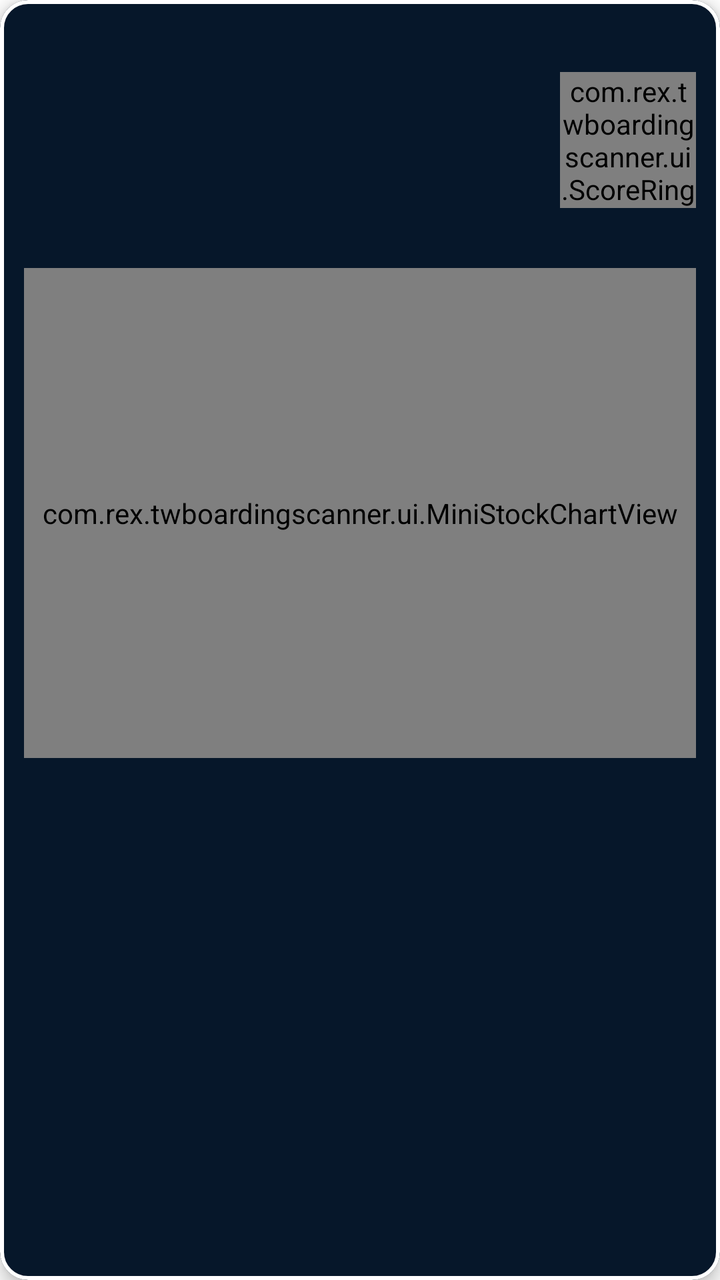
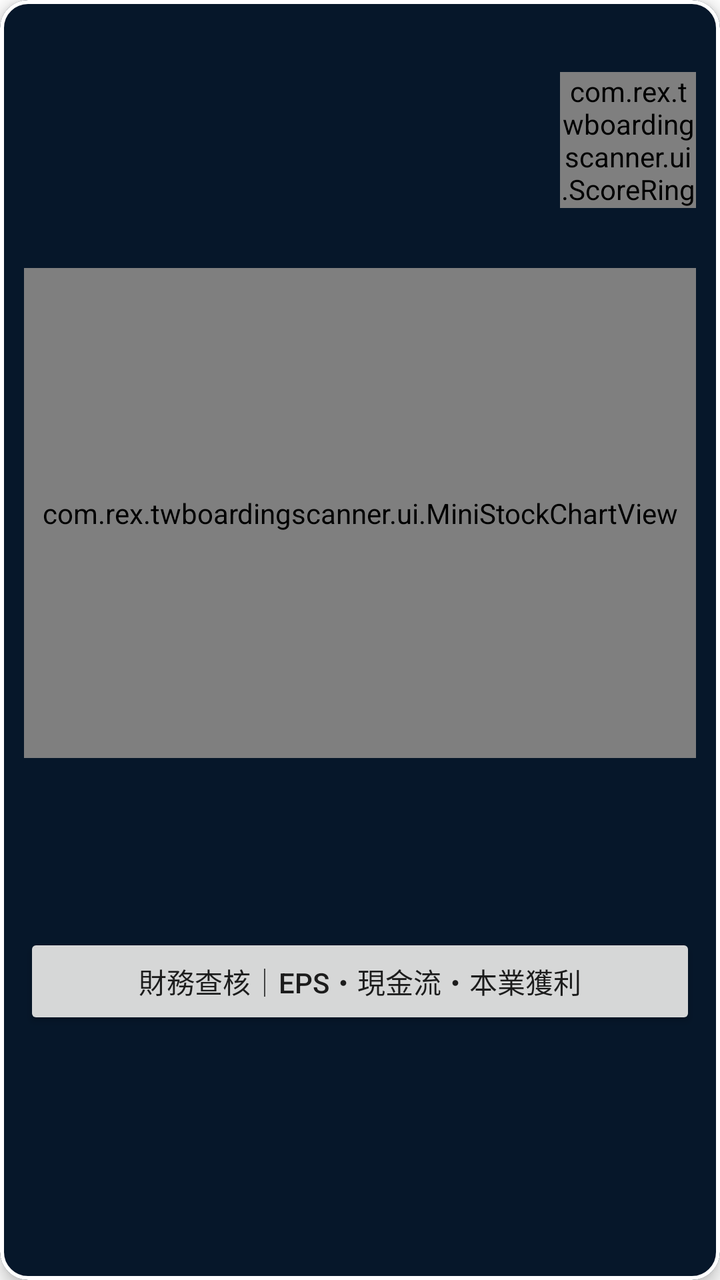

Two renders of the same Android screen: before a commit and after it. Below are the layout's source before the change and the commit's diff.
<!-- AndroidManifest.xml: fallback theme Theme.MaterialComponents.DayNight.NoActionBar -->
<!-- res/layout/item_stock_signal.xml -->
<?xml version='1.0' encoding='utf-8'?>
<com.google.android.material.card.MaterialCardView xmlns:android="http://schemas.android.com/apk/res/android" xmlns:app="http://schemas.android.com/apk/res-auto" android:layout_width="match_parent" android:layout_height="wrap_content" android:layout_marginTop="6dp" android:layout_marginBottom="6dp" app:cardBackgroundColor="#06172A" app:cardCornerRadius="14dp" app:strokeWidth="2dp" app:cardElevation="5dp">
    <LinearLayout android:layout_width="match_parent" android:layout_height="wrap_content" android:orientation="vertical" android:padding="12dp">
        <LinearLayout android:layout_width="match_parent" android:layout_height="wrap_content" android:gravity="center_vertical">
            <LinearLayout android:layout_width="0dp" android:layout_height="wrap_content" android:layout_weight="1" android:orientation="vertical">
                <TextView android:id="@+id/badge" android:layout_width="wrap_content" android:layout_height="wrap_content" android:textColor="#FFFFFF" android:textStyle="bold" android:paddingLeft="10dp" android:paddingRight="10dp" android:paddingTop="5dp" android:paddingBottom="5dp" />
                <TextView android:id="@+id/codeName" android:layout_width="match_parent" android:layout_height="wrap_content" android:layout_marginTop="6dp" android:textColor="#FFFFFF" android:textStyle="bold" android:textSize="20sp" />
                <TextView android:id="@+id/sector" android:layout_width="wrap_content" android:layout_height="wrap_content" android:textColor="#93AAC0" />
                <TextView android:id="@+id/price" android:layout_width="match_parent" android:layout_height="wrap_content" android:textStyle="bold" android:textSize="26sp" />
            </LinearLayout>
            <com.rex.twboardingscanner.ui.ScoreRingView android:id="@+id/scoreRing" android:layout_width="68dp" android:layout_height="68dp" />
        </LinearLayout>
        <com.rex.twboardingscanner.ui.MiniStockChartView android:id="@+id/chartView" android:layout_width="match_parent" android:layout_height="245dp" android:layout_marginTop="6dp" />
        <TextView android:id="@+id/volumeSummary" android:layout_width="match_parent" android:layout_height="wrap_content" android:textColor="#7BDFFE" android:textSize="14sp" android:textStyle="bold" android:paddingTop="8dp" android:paddingBottom="6dp" />
        <LinearLayout android:id="@+id/recentVolumes" android:layout_width="match_parent" android:layout_height="wrap_content" android:orientation="horizontal" android:paddingBottom="6dp" />
        <TextView android:id="@+id/trigger" android:layout_width="match_parent" android:layout_height="wrap_content" android:paddingTop="4dp" android:textColor="#C7D7E5" android:textSize="12sp" />
        <com.google.android.material.chip.ChipGroup android:id="@+id/indicatorChips" android:layout_width="match_parent" android:layout_height="wrap_content" app:chipSpacingHorizontal="4dp" app:chipSpacingVertical="2dp" />
    </LinearLayout>
</com.google.android.material.card.MaterialCardView>
<!-- resources referenced by this layout -->
<resources>

</resources>

<!-- the commit's change to res/layout/item_stock_signal.xml (unified diff, before → after) -->
@@ -14,6 +14,8 @@
         <TextView android:id="@+id/volumeSummary" android:layout_width="match_parent" android:layout_height="wrap_content" android:textColor="#7BDFFE" android:textSize="14sp" android:textStyle="bold" android:paddingTop="8dp" android:paddingBottom="6dp" />
         <LinearLayout android:id="@+id/recentVolumes" android:layout_width="match_parent" android:layout_height="wrap_content" android:orientation="horizontal" android:paddingBottom="6dp" />
         <TextView android:id="@+id/trigger" android:layout_width="match_parent" android:layout_height="wrap_content" android:paddingTop="4dp" android:textColor="#C7D7E5" android:textSize="12sp" />
+        <TextView android:id="@+id/financialSummary" android:layout_width="match_parent" android:layout_height="wrap_content" android:textColor="#BBD8EC" android:textSize="12sp" android:paddingTop="8dp" android:paddingBottom="4dp" />
+        <Button android:id="@+id/financialButton" android:layout_width="match_parent" android:layout_height="wrap_content" android:text="財務查核｜EPS・現金流・本業獲利" />
         <com.google.android.material.chip.ChipGroup android:id="@+id/indicatorChips" android:layout_width="match_parent" android:layout_height="wrap_content" app:chipSpacingHorizontal="4dp" app:chipSpacingVertical="2dp" />
     </LinearLayout>
 </com.google.android.material.card.MaterialCardView>
